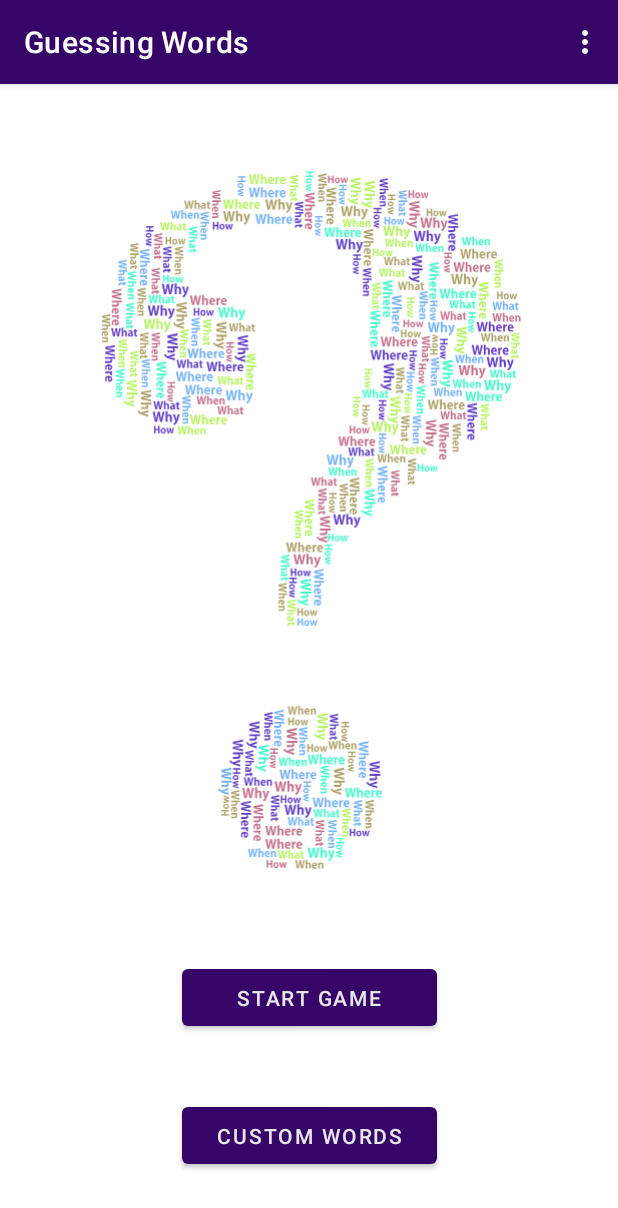
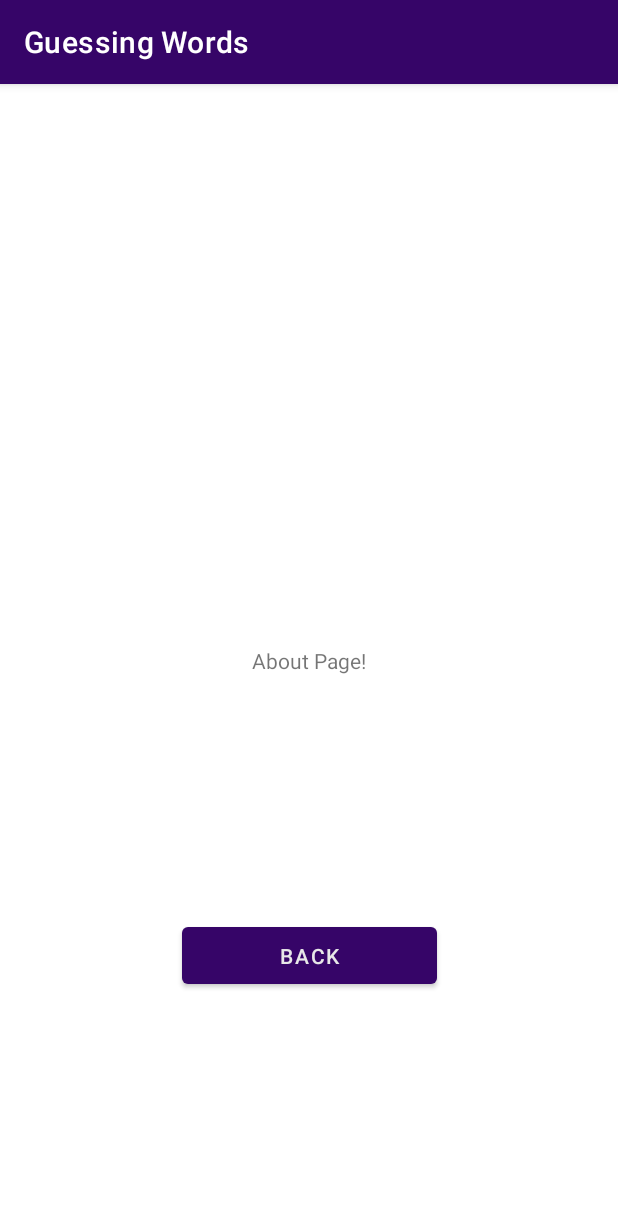
Before and after one commit to sw21-tug/Team_24, an Android app: the screen it shows after launch (MainActivity before the commit, AboutPageActivity after it), in the options menu, after a tap on "About", on a phone screen of 412 x 824 dp. Shown: the top 1208 px of the screen. Run offline under Robolectric (Android 15) with nearby library versions, the phone set to English and light mode, and no system bars; our stand-ins replace Room's generated code.

Commit message:
GW-013-B Linked context menu with AboutPageActivity and implemented back button [SA, TD]

```diff
--- a/app/src/main/AndroidManifest.xml
+++ b/app/src/main/AndroidManifest.xml
@@ -26,6 +26,7 @@
         </activity>
         <activity android:name=".CustomWordsActivity"/>
         <activity android:name=".StartGameActivity"/>
+        <activity android:name=".AboutPageActivity"/>
     </application>
 
 </manifest>
--- a/app/src/main/java/at/tugraz/ist/guessingwords/AboutPageActivity.kt
+++ b/app/src/main/java/at/tugraz/ist/guessingwords/AboutPageActivity.kt
@@ -9,7 +9,10 @@ class AboutPageActivity : AppCompatActivity() {
         super.onCreate(savedInstanceState)
         setContentView(R.layout.activity_about_page)
 
+        val btn_back = findViewById<Button>(R.id.btn_back_AP)
 
-
+        btn_back.setOnClickListener {
+            finish()
+        }
     }
 }
--- a/app/src/main/java/at/tugraz/ist/guessingwords/MainActivity.kt
+++ b/app/src/main/java/at/tugraz/ist/guessingwords/MainActivity.kt
@@ -5,6 +5,7 @@ import androidx.appcompat.app.AppCompatActivity
 import android.os.Bundle
 import android.view.Menu
 import android.view.MenuInflater
+import android.view.MenuItem
 import android.widget.Button
 import android.widget.Toast
 
@@ -41,5 +42,14 @@ class MainActivity : AppCompatActivity() {
         return true
     }
 
+    override fun onOptionsItemSelected(item: MenuItem): Boolean {
+        if (item.itemId == R.id.link_about_page){
+            val intent = Intent(this, AboutPageActivity::class.java)
+            startActivity(intent)
+            return true
+        }
+
+        return super.onOptionsItemSelected(item)
+    }
 
 }
--- a/app/src/main/res/layout/fragment_about_page.xml
+++ b/app/src/main/res/layout/fragment_about_page.xml
@@ -16,7 +16,16 @@
         app:layout_constraintRight_toRightOf="parent"
         app:layout_constraintTop_toTopOf="parent" />
 
-
+    <Button
+        android:id="@+id/btn_back_AP"
+        android:layout_width="170dp"
+        android:layout_height="50dp"
+        android:text="Back"
+        app:layout_constraintTop_toBottomOf="@id/text_aboutPage"
+        app:layout_constraintBottom_toBottomOf="parent"
+        app:layout_constraintLeft_toLeftOf="parent"
+        app:layout_constraintRight_toRightOf="parent"
+        />
 
 
 </androidx.constraintlayout.widget.ConstraintLayout>
```
